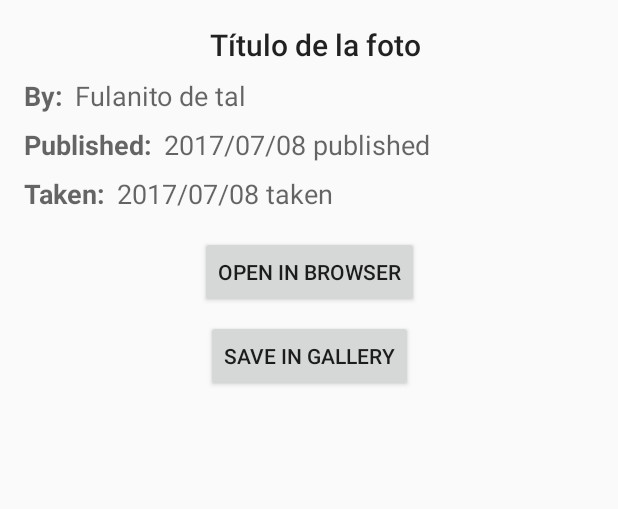
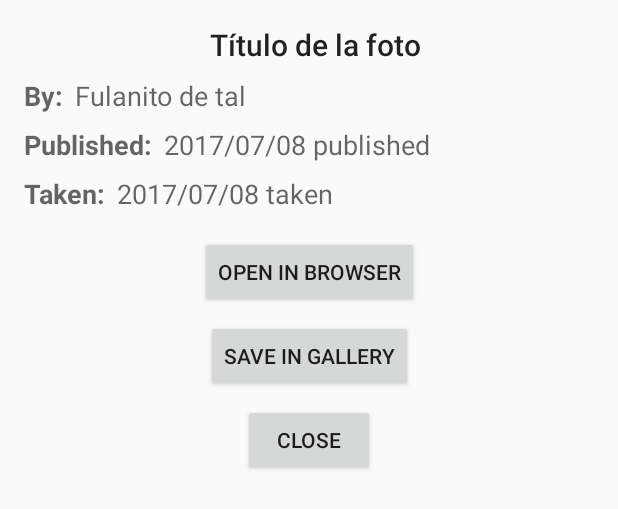
Before and after one commit to kunotatemaki/RukiaPics, an Android app: the layout picture_details.xml on its own in the app's theme, with its tools: preview values and no code run, on a phone screen of 412 x 824 dp. Shown: the top 509 px of the screen. Run offline under Robolectric (Android 15) with nearby library versions, the phone set to English and light mode, and no system bars.

Commit message:
add modal for details of the pic

```diff
--- a/app/src/main/res/layout/picture_details.xml
+++ b/app/src/main/res/layout/picture_details.xml
@@ -124,4 +124,17 @@
         app:layout_constraintRight_toRightOf="parent"
         android:layout_marginEnd="@dimen/activity_horizontal_margin"
         app:layout_constraintLeft_toLeftOf="parent" />
+
+    <Button
+        android:id="@+id/close_button"
+        android:layout_width="wrap_content"
+        android:layout_height="wrap_content"
+        android:text="@string/close"
+        android:layout_marginTop="@dimen/separator_margin"
+        app:layout_constraintTop_toBottomOf="@+id/gallery_button"
+        android:layout_marginStart="@dimen/activity_horizontal_margin"
+        app:layout_constraintRight_toRightOf="parent"
+        android:layout_marginEnd="@dimen/activity_horizontal_margin"
+        android:layout_marginBottom="@dimen/activity_vertical_margin"
+        app:layout_constraintLeft_toLeftOf="parent" />
 </android.support.constraint.ConstraintLayout>
--- a/app/src/main/res/values/strings.xml
+++ b/app/src/main/res/values/strings.xml
@@ -15,4 +15,5 @@
     <string name="date_taken">Taken:</string>
     <string name="open_browser">Open in browser</string>
     <string name="save_gallery">Save in Gallery</string>
+    <string name="close">Close</string>
 </resources>
```
Also changed, not shown: app/src/main/java/com/rukiasoft/rukiapics/ui/fragments/MainActivityFragment.java (+10 -3 lines), app/src/main/java/com/rukiasoft/rukiapics/ui/ui/presenters/MainFragmentPresenter.java (+33 -0 lines).
